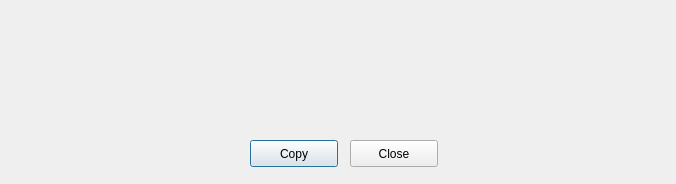
This is UI/TxPop.ui in adrianhdez929/crw-sweeper as Qt 5 draws it before an edit. The edited form follows.
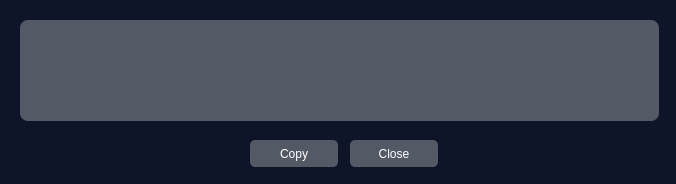
This is the edited form.

```diff
--- a/UI/TxPop.ui
+++ b/UI/TxPop.ui
@@ -13,6 +13,11 @@
   <property name="windowTitle">
    <string>Dialog</string>
   </property>
+  <property name="styleSheet">
+   <string notr="true">#Dialog {
+	background: #0e1528;
+}</string>
+  </property>
   <widget class="QWidget" name="gridLayoutWidget">
    <property name="geometry">
     <rect>
@@ -25,6 +30,13 @@
    <layout class="QGridLayout" name="gridLayout">
     <item row="0" column="0">
      <widget class="QLabel" name="label">
+      <property name="styleSheet">
+       <string notr="true">QLabel {
+	background-color: #545966;
+	color: white;
+	border-radius: 8px;
+}</string>
+      </property>
       <property name="text">
        <string/>
       </property>
@@ -44,6 +56,24 @@
      <height>27</height>
     </rect>
    </property>
+   <property name="contextMenuPolicy">
+    <enum>Qt::NoContextMenu</enum>
+   </property>
+   <property name="styleSheet">
+    <string notr="true">QPushButton {
+	background-color: #545966;
+	color: white;
+	padding: 5px 5px;
+	border: none;
+	border-radius: 5px;
+}
+QPushButton:hover {
+	background-color: #c2c4c9;
+	color: black;
+	padding: 5px 5px;
+	border: none;
+}</string>
+   </property>
    <property name="text">
     <string>Copy</string>
    </property>
@@ -57,6 +87,21 @@
      <height>27</height>
     </rect>
    </property>
+   <property name="styleSheet">
+    <string notr="true">QPushButton {
+	background-color: #545966;
+	color: white;
+	padding: 5px 5px;
+	border: none;
+	border-radius: 5px;
+}
+QPushButton:hover {
+	background-color: #c2c4c9;
+	color: black;
+	padding: 5px 5px;
+	border: none;
+}</string>
+   </property>
    <property name="text">
     <string>Close</string>
    </property>
```
